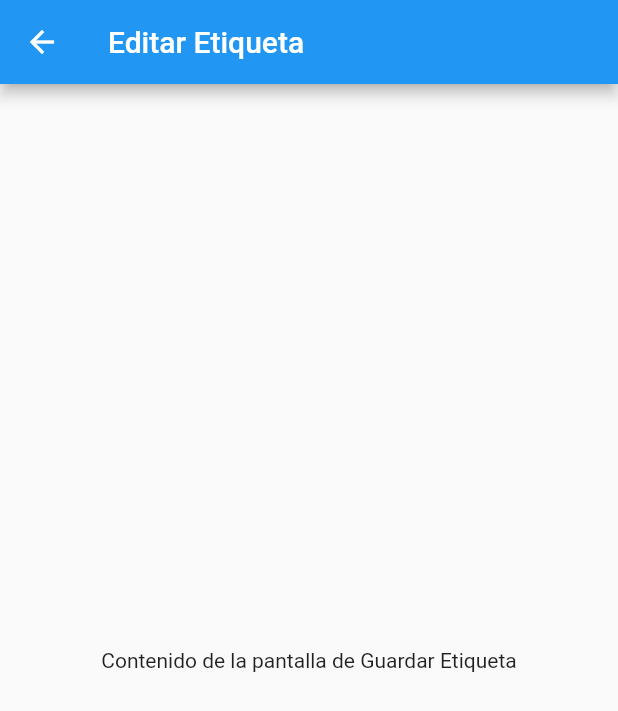
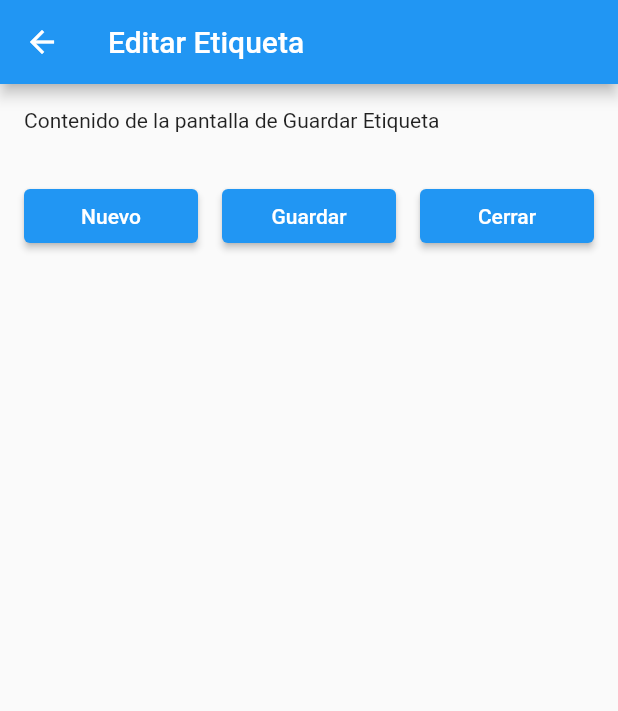
Before and after one commit to Camila-Negron/practica1, a Flutter app: the GuardarEtiqueta screen opened directly, on a phone screen of 412 x 824 dp. Shown: the top 711 px of the screen. Run offline on Flutter 3.47's test engine with Material 2 defaults, Android fonts, the phone set to English and light mode, and no system bars; our stand-ins replace bloc, equatable, flutter_bloc.

Commit message:
crear espacio vacio

```diff
--- a/lib/GuardarEtiqueta.dart
+++ b/lib/GuardarEtiqueta.dart
@@ -1,7 +1,15 @@
 import 'package:flutter/material.dart';
 
-class GuardarEtiqueta extends StatelessWidget {
+class GuardarEtiqueta extends StatefulWidget {
   static final nombrePagina = "guardar_etiqueta";
+
+  @override
+  _GuardarEtiquetaState createState() => _GuardarEtiquetaState();
+}
+
+class _GuardarEtiquetaState extends State<GuardarEtiqueta> {
+  bool _mostrarCampoTexto = false;
+  TextEditingController _etiquetaController = TextEditingController();
 
   @override
   Widget build(BuildContext context) {
@@ -9,8 +17,59 @@ class GuardarEtiqueta extends StatelessWidget {
       appBar: AppBar(
         title: Text('Editar Etiqueta'),
       ),
-      body: Center(
-        child: Text('Contenido de la pantalla de Guardar Etiqueta'),
+      body: Padding(
+        padding: EdgeInsets.all(16.0),
+        child: Column(
+          crossAxisAlignment: CrossAxisAlignment.stretch,
+          children: [
+            Text('Contenido de la pantalla de Guardar Etiqueta'),
+            SizedBox(
+              height: 16.0,
+            ),
+            if (_mostrarCampoTexto)
+              TextField(
+                controller: _etiquetaController,
+                decoration: InputDecoration(
+                  labelText: 'Nueva etiqueta',
+                ),
+              ),
+            SizedBox(
+              height: 16.0,
+            ),
+            Row(
+              children: <Widget>[
+                Expanded(
+                  child: ElevatedButton(
+                    onPressed: () {
+                      setState(() {
+                        _mostrarCampoTexto = true;
+                      });
+                    },
+                    child: Text('Nuevo'),
+                  ),
+                ),
+                SizedBox(width: 16.0),
+                Expanded(
+                  child: ElevatedButton(
+                    onPressed: () {
+                      // Acción para el botón "Guardar"
+                    },
+                    child: Text('Guardar'),
+                  ),
+                ),
+                SizedBox(width: 16.0),
+                Expanded(
+                  child: ElevatedButton(
+                    onPressed: () {
+                      Navigator.pop(context);
+                    },
+                    child: Text('Cerrar'),
+                  ),
+                ),
+              ],
+            ),
+          ],
+        ),
       ),
     );
   }
--- a/lib/lista.dart
+++ b/lib/lista.dart
@@ -3,7 +3,7 @@ import 'package:flutter_bloc/flutter_bloc.dart';
 import 'package:practica1/todo_cubit.dart';
 import 'package:practica1/todo_state.dart';
 import 'package:practica1/formulario.dart';
-
+import 'package:practica1/GuardarEtiqueta.dart';
 
 class ListaT extends StatelessWidget {
   static final nombrePagina = "listado";
```
Also changed, not shown: lib/formulario.dart (+6 -12 lines), lib/main.dart (+9 -13 lines).
